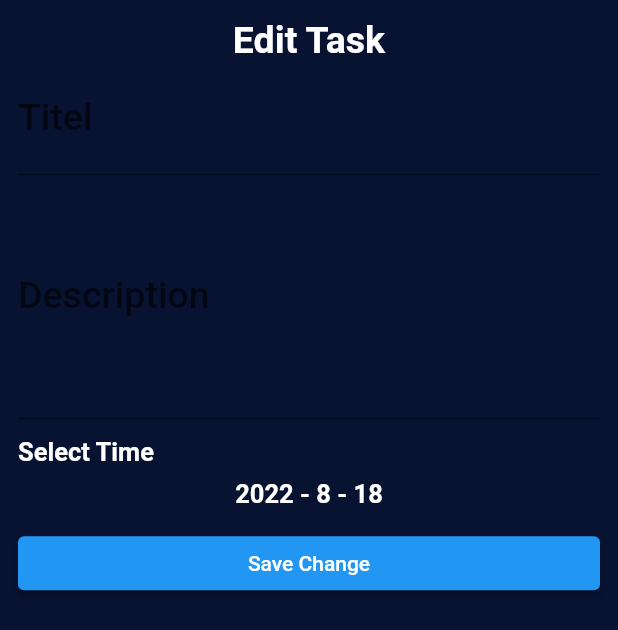
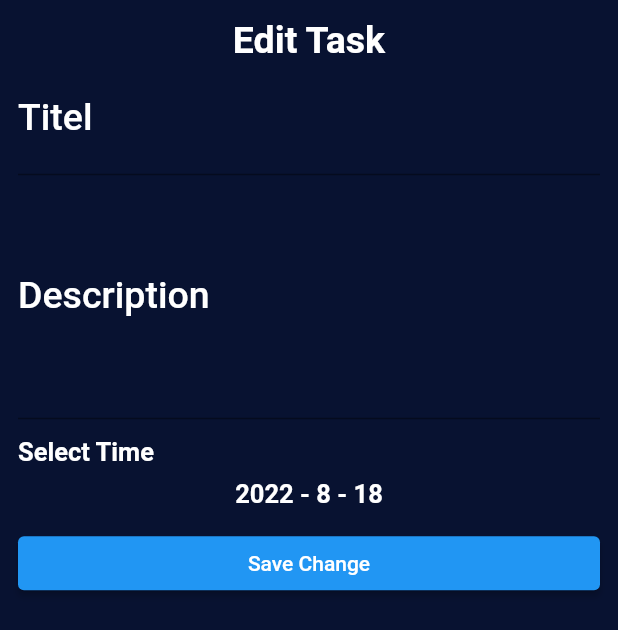
Before and after one commit to Ma7m0ud3id/My_ToDo_app, a Flutter app: the Edit widget shown alone on an empty page, opened directly with empty values, on a phone screen of 412 x 824 dp. Shown: the top 630 px of the screen. Run offline on Flutter 3.47's test engine with Material 2 defaults, Android fonts, the phone set to English and light mode, and no system bars; our stand-ins replace calendar_timeline, cloud_firestore, firebase_core, flutter_slidable, shared_preferences; accounts and stored records are empty; generated files the repository leaves out were written again.

Commit message:
final project 2(coler of textfield)

```diff
--- a/lib/Tasks/Add_Task.dart
+++ b/lib/Tasks/Add_Task.dart
@@ -46,7 +46,8 @@ class _AddTaskBottomSheetState extends State<AddTaskBottomSheet> {
                   child: Column(
                     children: [
                       TextFormField(
-                        decoration: InputDecoration(labelText: AppLocalizations.of(context)!.titel),
+                      style: TextStyle(color: provider.reversBottonColer()),
+                        decoration: InputDecoration(labelText: AppLocalizations.of(context)!.titel,labelStyle:TextStyle(color: provider.reversBottonColer())),
                         onChanged: (text) {
                           title = text;
                         },
@@ -58,9 +59,10 @@ class _AddTaskBottomSheetState extends State<AddTaskBottomSheet> {
                         },
                       ),
                       TextFormField(
+                        style: TextStyle(color: provider.reversBottonColer()),
                         maxLines: 4,
                         minLines: 4,
-                        decoration: InputDecoration(labelText: AppLocalizations.of(context)!.description,),
+                        decoration: InputDecoration(labelText: AppLocalizations.of(context)!.description,labelStyle:TextStyle(color: provider.reversBottonColer())),
                         onChanged: (text) {
                           description = text;
                         },
--- a/lib/Tasks/Edit.dart
+++ b/lib/Tasks/Edit.dart
@@ -47,7 +47,9 @@ class _EditState extends State<Edit> {
                   child: Column(
                     children: [
                       TextFormField(
-                        decoration: InputDecoration(labelText: AppLocalizations.of(context)!.titel),
+                        style: TextStyle(color: provider.reversBottonColer()),
+
+                        decoration: InputDecoration(labelText: AppLocalizations.of(context)!.titel,labelStyle:TextStyle(color: provider.reversBottonColer()) ),
                         onChanged: (text) {
                           title = text;
                         },
@@ -59,9 +61,10 @@ class _EditState extends State<Edit> {
                         },
                       ),
                       TextFormField(
+                        style: TextStyle(color: provider.reversBottonColer()),
                         maxLines: 4,
                         minLines: 4,
-                        decoration: InputDecoration(labelText: AppLocalizations.of(context)!.description,),
+                        decoration: InputDecoration(labelText: AppLocalizations.of(context)!.description,labelStyle:TextStyle(color: provider.reversBottonColer())),
                         onChanged: (text) {
                           description = text;
                         },
```
